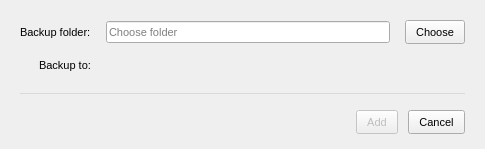
meganz/MEGAsync, file src/MEGASync/syncs/gui/Backups/win/AddBackupDialog.ui: the form before one commit.
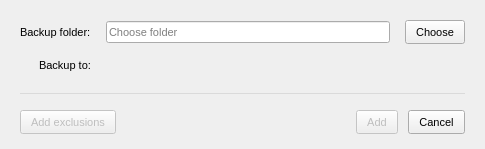
The form after the commit.

Commit message: Adding ignores dialog access to new syncs and backups

Patch:
```diff
--- a/src/MEGASync/syncs/gui/Backups/win/AddBackupDialog.ui
+++ b/src/MEGASync/syncs/gui/Backups/win/AddBackupDialog.ui
@@ -135,6 +135,19 @@
      <property name="bottomMargin">
       <number>15</number>
      </property>
+     <item>
+      <widget class="QPushButton" name="bAddExclusions">
+       <property name="enabled">
+        <bool>false</bool>
+       </property>
+       <property name="text">
+        <string>Add exclusions</string>
+       </property>
+       <property name="default">
+        <bool>true</bool>
+       </property>
+      </widget>
+     </item>
      <item>
       <spacer name="horizontalSpacer">
        <property name="orientation">
```
The commit also changes 14 other files.
